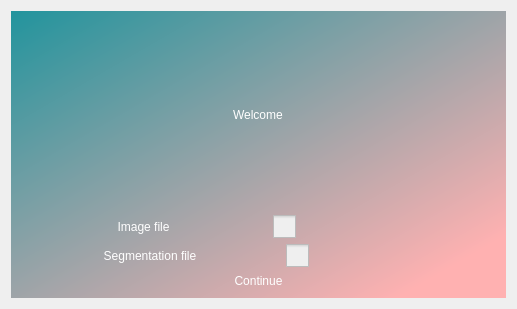
First picture: the form in app/ui/welcome_interface.ui, repository binarypillow/CM2006-2023, before the edit.
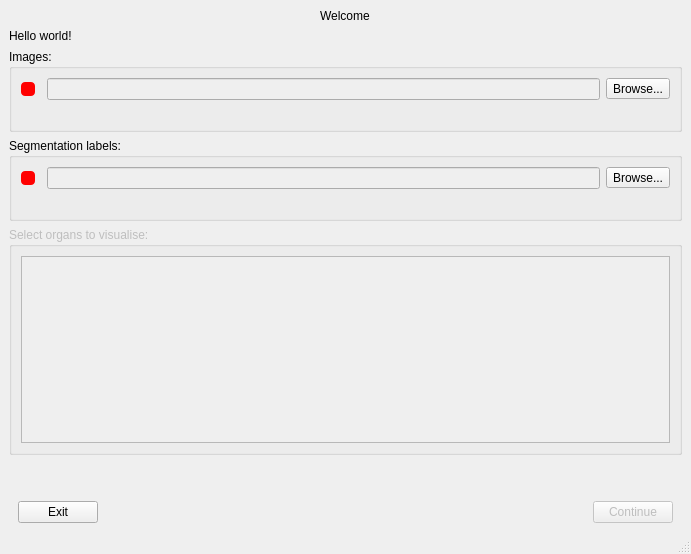
Second picture: the form after the edit.

Commit message: Interfaces overhaul

The edit to the form file:
```diff
--- a/app/ui/welcome_interface.ui
+++ b/app/ui/welcome_interface.ui
@@ -1,163 +1,79 @@
 <?xml version="1.0" encoding="UTF-8"?>
 <ui version="4.0">
- <class>Dialog</class>
- <widget class="QDialog" name="Dialog">
+ <class>MainWindow</class>
+ <widget class="QMainWindow" name="MainWindow">
   <property name="geometry">
    <rect>
     <x>0</x>
     <y>0</y>
-    <width>517</width>
-    <height>309</height>
+    <width>691</width>
+    <height>554</height>
    </rect>
   </property>
   <property name="windowTitle">
    <string>Dialog</string>
   </property>
-  <layout class="QHBoxLayout" name="horizontalLayout">
-   <item>
-    <widget class="QWidget" name="widget" native="true">
-     <property name="styleSheet">
-      <string notr="true">QWidget#widget {
-    background-color: qlineargradient(spread:reflect, x1:0, y1:0, x2:1, y2:1, stop:0 rgba(34, 148, 157, 255), stop:0.890052 rgba(255, 177, 177, 255));
+  <property name="styleSheet">
+   <string notr="true">QCheckBox::indicator:disabled#img_button,  QCheckBox::indicator:disabled#seg_button{
+    background-color: red;
+    border-radius: 4px;
+}
+
+QCheckBox::indicator:checked#img_button,
+QCheckBox::indicator:checked#seg_button {
+    background-color: green;
+    border-radius: 4px;
 }</string>
-     </property>
-     <layout class="QVBoxLayout" name="verticalLayout">
-      <item alignment="Qt::AlignHCenter">
-       <widget class="QLabel" name="welcome_label">
-        <property name="styleSheet">
-         <string notr="true">color: rgb(255, 255, 255);
-font: 30pt &quot;Ubuntu&quot;;</string>
-        </property>
+  </property>
+  <widget class="QWidget" name="centralwidget">
+   <property name="enabled">
+    <bool>true</bool>
+   </property>
+   <property name="styleSheet">
+    <string notr="true"/>
+   </property>
+   <layout class="QGridLayout" name="gridLayout">
+    <item row="6" column="0">
+     <layout class="QHBoxLayout" name="action_box">
+      <property name="leftMargin">
+       <number>9</number>
+      </property>
+      <property name="rightMargin">
+       <number>9</number>
+      </property>
+      <item>
+       <widget class="QPushButton" name="exit_button">
         <property name="text">
-         <string>Welcome</string>
+         <string>Exit</string>
         </property>
        </widget>
       </item>
       <item>
-       <layout class="QHBoxLayout" name="horizontalLayout_2">
-        <item>
-         <widget class="QToolButton" name="img_button">
-          <property name="styleSheet">
-           <string notr="true">QToolButton {
-	font: 15pt &quot;Ubuntu&quot;;
-    background-color: transparent;
-    border: 1px solid transparent;
-    color: #FFFFFF; /* Couleur du texte */
-}
-
-QToolButton:hover {
-    background-color: rgba(0, 0, 0, 0.2); /* Couleur de fond lorsqu'il est survolé */
-}
-
-QToolButton:pressed {
-    background-color: rgba(0, 0, 0, 0.4); /* Couleur de fond lorsqu'il est cliqué */
-}</string>
-          </property>
-          <property name="text">
-           <string>Image file</string>
-          </property>
-          <property name="checkable">
-           <bool>true</bool>
-          </property>
-         </widget>
-        </item>
-        <item>
-         <widget class="QCheckBox" name="img_box">
-          <property name="enabled">
-           <bool>false</bool>
-          </property>
-          <property name="maximumSize">
-           <size>
-            <width>131</width>
-            <height>16777215</height>
-           </size>
-          </property>
-          <property name="styleSheet">
-           <string notr="true">QCheckBox::indicator {
-    width: 23px;
-    height: 23px;
-}</string>
-          </property>
-          <property name="text">
-           <string/>
-          </property>
-          <property name="checkable">
-           <bool>true</bool>
-          </property>
-         </widget>
-        </item>
-       </layout>
+       <spacer name="horizontalSpacer">
+        <property name="orientation">
+         <enum>Qt::Horizontal</enum>
+        </property>
+        <property name="sizeHint" stdset="0">
+         <size>
+          <width>40</width>
+          <height>20</height>
+         </size>
+        </property>
+       </spacer>
       </item>
-      <item>
-       <layout class="QHBoxLayout" name="horizontalLayout_3">
-        <item>
-         <widget class="QToolButton" name="seg_button">
-          <property name="styleSheet">
-           <string notr="true">QToolButton {
-	font: 15pt &quot;Ubuntu&quot;;
-    background-color: transparent;
-    border: 1px solid transparent;
-    color: #FFFFFF; /* Couleur du texte */
-}
-
-QToolButton:hover {
-    background-color: rgba(0, 0, 0, 0.2); /* Couleur de fond lorsqu'il est survolé */
-}
-
-QToolButton:pressed {
-    background-color: rgba(0, 0, 0, 0.4); /* Couleur de fond lorsqu'il est cliqué */
-}</string>
-          </property>
-          <property name="text">
-           <string>Segmentation file</string>
-          </property>
-         </widget>
-        </item>
-        <item>
-         <widget class="QCheckBox" name="seg_box">
-          <property name="enabled">
-           <bool>false</bool>
-          </property>
-          <property name="maximumSize">
-           <size>
-            <width>131</width>
-            <height>16777215</height>
-           </size>
-          </property>
-          <property name="styleSheet">
-           <string notr="true">QCheckBox::indicator {
-    width: 23px;
-    height: 23px;
-}</string>
-          </property>
-          <property name="text">
-           <string/>
-          </property>
-          <property name="checkable">
-           <bool>true</bool>
-          </property>
-         </widget>
-        </item>
-       </layout>
-      </item>
-      <item>
+      <item alignment="Qt::AlignRight">
        <widget class="QPushButton" name="continue_button">
+        <property name="enabled">
+         <bool>false</bool>
+        </property>
+        <property name="minimumSize">
+         <size>
+          <width>0</width>
+          <height>0</height>
+         </size>
+        </property>
         <property name="styleSheet">
-         <string notr="true">QPushButton {
-    background-color: transparent;
-    border: 1px solid transparent;
-    color: #FFFFFF; /* Couleur du texte */
-}
-
-QPushButton:hover {
-    background-color: rgba(0, 0, 0, 0.2); /* Couleur de fond lorsqu'il est survolé */
-}
-
-QPushButton:pressed {
-    background-color: rgba(0, 0, 0, 0.4); /* Couleur de fond lorsqu'il est cliqué */
-}
-
-</string>
+         <string notr="true"/>
         </property>
         <property name="text">
          <string>Continue</string>
@@ -165,9 +81,181 @@
        </widget>
       </item>
      </layout>
-    </widget>
-   </item>
-  </layout>
+    </item>
+    <item row="5" column="0">
+     <spacer name="verticalSpacer_2">
+      <property name="orientation">
+       <enum>Qt::Vertical</enum>
+      </property>
+      <property name="sizeType">
+       <enum>QSizePolicy::Minimum</enum>
+      </property>
+      <property name="sizeHint" stdset="0">
+       <size>
+        <width>20</width>
+        <height>40</height>
+       </size>
+      </property>
+     </spacer>
+    </item>
+    <item row="0" column="0" alignment="Qt::AlignHCenter">
+     <widget class="QLabel" name="welcome_label">
+      <property name="styleSheet">
+       <string notr="true">font: 30pt &quot;Ubuntu&quot;;
+background-color: transparent;
+
+</string>
+      </property>
+      <property name="text">
+       <string>Welcome</string>
+      </property>
+     </widget>
+    </item>
+    <item row="1" column="0">
+     <widget class="QLabel" name="app_descr">
+      <property name="text">
+       <string>Hello world!</string>
+      </property>
+     </widget>
+    </item>
+    <item row="2" column="0">
+     <widget class="QGroupBox" name="image_box">
+      <property name="title">
+       <string>Images:</string>
+      </property>
+      <layout class="QGridLayout" name="gridLayout_2">
+       <item row="1" column="1">
+        <layout class="QVBoxLayout" name="verticalLayout">
+         <item>
+          <layout class="QHBoxLayout" name="horizontalLayout">
+           <item>
+            <widget class="QCheckBox" name="img_button">
+             <property name="enabled">
+              <bool>false</bool>
+             </property>
+             <property name="text">
+              <string/>
+             </property>
+            </widget>
+           </item>
+           <item>
+            <widget class="QLineEdit" name="img_text">
+             <property name="enabled">
+              <bool>false</bool>
+             </property>
+            </widget>
+           </item>
+           <item>
+            <widget class="QToolButton" name="img_file">
+             <property name="text">
+              <string>Browse...</string>
+             </property>
+            </widget>
+           </item>
+          </layout>
+         </item>
+         <item>
+          <widget class="QLabel" name="img_alert">
+           <property name="text">
+            <string/>
+           </property>
+          </widget>
+         </item>
+        </layout>
+       </item>
+      </layout>
+     </widget>
+    </item>
+    <item row="4" column="0">
+     <widget class="QGroupBox" name="labels_box">
+      <property name="enabled">
+       <bool>false</bool>
+      </property>
+      <property name="title">
+       <string>Select organs to visualise:</string>
+      </property>
+      <layout class="QVBoxLayout" name="verticalLayout_3">
+       <item>
+        <widget class="QScrollArea" name="labels_list">
+         <property name="widgetResizable">
+          <bool>true</bool>
+         </property>
+         <widget class="QWidget" name="scrollAreaWidgetContents">
+          <property name="geometry">
+           <rect>
+            <x>0</x>
+            <y>0</y>
+            <width>651</width>
+            <height>142</height>
+           </rect>
+          </property>
+         </widget>
+        </widget>
+       </item>
+      </layout>
+     </widget>
+    </item>
+    <item row="3" column="0">
+     <widget class="QGroupBox" name="segmentation_box">
+      <property name="title">
+       <string>Segmentation labels:</string>
+      </property>
+      <layout class="QHBoxLayout" name="horizontalLayout_5">
+       <item>
+        <layout class="QVBoxLayout" name="verticalLayout_2">
+         <item>
+          <layout class="QHBoxLayout" name="horizontalLayout_2">
+           <item>
+            <widget class="QCheckBox" name="seg_button">
+             <property name="enabled">
+              <bool>false</bool>
+             </property>
+             <property name="text">
+              <string/>
+             </property>
+            </widget>
+           </item>
+           <item>
+            <widget class="QLineEdit" name="seg_text">
+             <property name="enabled">
+              <bool>false</bool>
+             </property>
+            </widget>
+           </item>
+           <item>
+            <widget class="QToolButton" name="seg_file">
+             <property name="text">
+              <string>Browse...</string>
+             </property>
+            </widget>
+           </item>
+          </layout>
+         </item>
+         <item>
+          <widget class="QLabel" name="seg_alert">
+           <property name="text">
+            <string/>
+           </property>
+          </widget>
+         </item>
+        </layout>
+       </item>
+      </layout>
+     </widget>
+    </item>
+   </layout>
+  </widget>
+  <widget class="QMenuBar" name="menubar">
+   <property name="geometry">
+    <rect>
+     <x>0</x>
+     <y>0</y>
+     <width>691</width>
+     <height>22</height>
+    </rect>
+   </property>
+  </widget>
+  <widget class="QStatusBar" name="statusbar"/>
  </widget>
  <resources/>
  <connections/>
```
Left out of the diff: 2 changed lines with no effect on the pictures. The commit also changes 29 other files.
